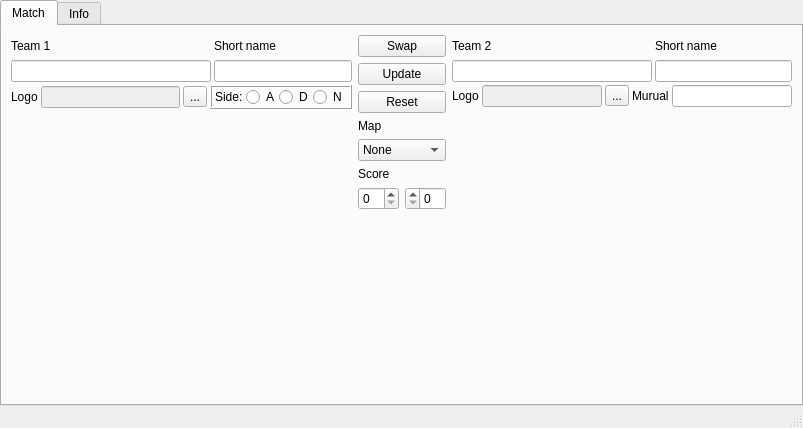
The window that mainwindow.ui (Krutix/ORCs-SBT) describes before a commit, drawn with Qt 5.
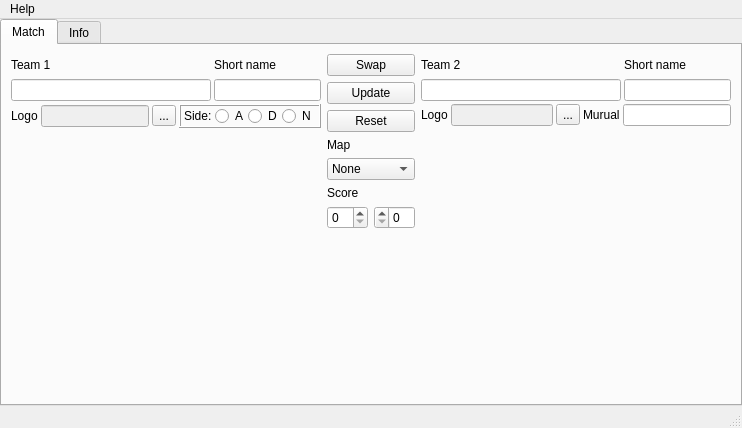
The same window after the commit.

Commit message: git hub link

```diff
--- a/mainwindow.ui
+++ b/mainwindow.ui
@@ -6,7 +6,7 @@
    <rect>
     <x>0</x>
     <y>0</y>
-    <width>803</width>
+    <width>742</width>
     <height>428</height>
    </rect>
   </property>
@@ -863,10 +863,18 @@
     <rect>
      <x>0</x>
      <y>0</y>
-     <width>803</width>
+     <width>742</width>
      <height>18</height>
     </rect>
    </property>
+   <widget class="QMenu" name="menuHelp">
+    <property name="title">
+     <string>Help</string>
+    </property>
+    <addaction name="actionCreators"/>
+    <addaction name="actionGit_Hub"/>
+   </widget>
+   <addaction name="menuHelp"/>
   </widget>
   <widget class="QStatusBar" name="statusbar"/>
  </widget>
```
Left out of the diff: 10 changed lines with no effect on the pictures. The commit also changes 2 other files.
